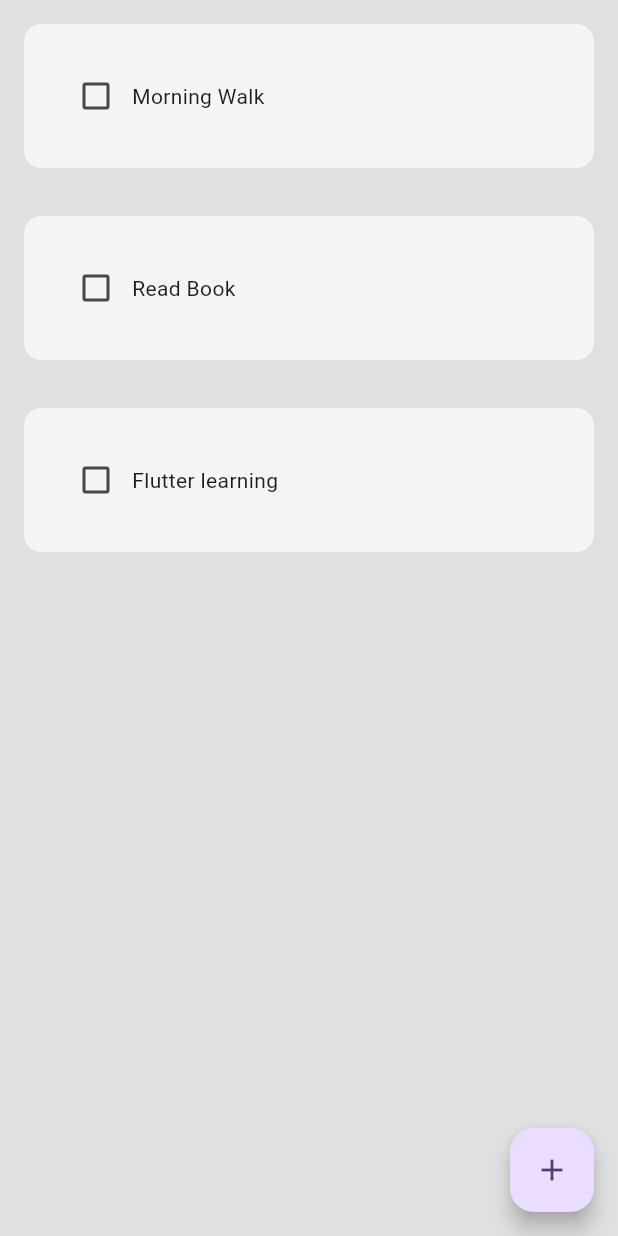
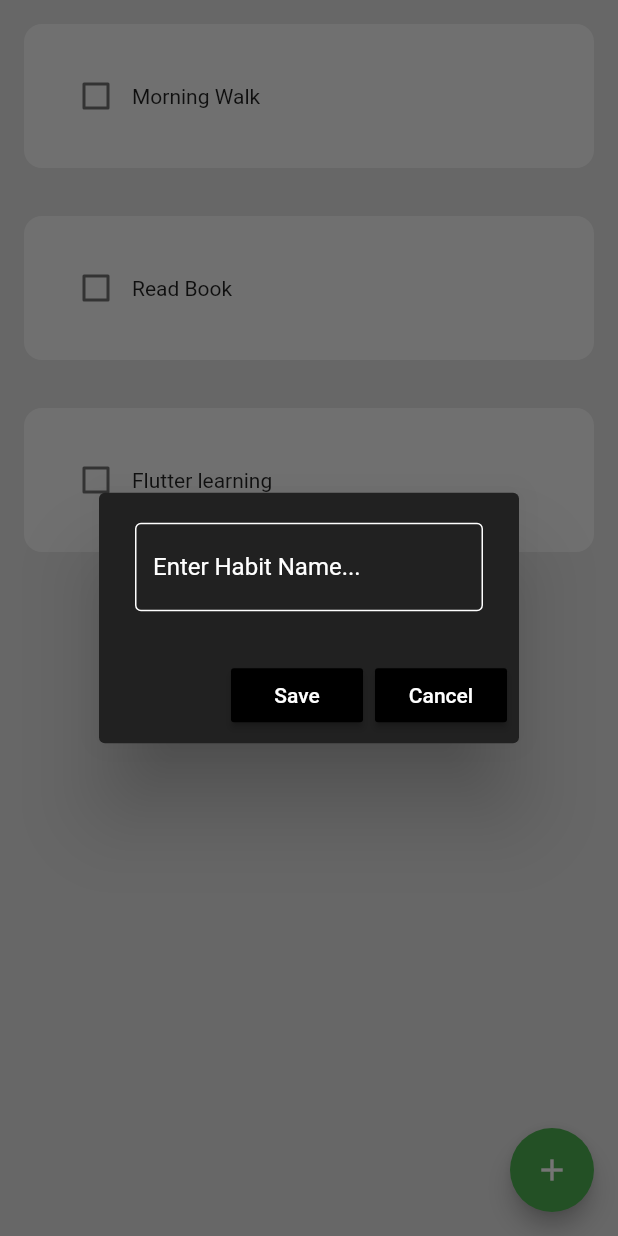
Before and after one commit to shimul53/Habit-Tracker, a Flutter app: the screen it shows after launch, after a tap on the "add" icon, on a phone screen of 412 x 824 dp. Run offline on Flutter 3.47's test engine with Material 2 defaults, Android fonts, the phone set to English and light mode, and no system bars; drawn by our look-alikes of flutter_slidable.

Commit message:
work on alert box

```diff
--- /dev/null
+++ b/lib/components/alert_box.dart
@@ -0,0 +1,38 @@
+import 'package:flutter/material.dart';
+class AlertBox extends StatelessWidget {
+  final controller;
+  final String hintText;
+  final VoidCallback onSave;
+  final VoidCallback onCancel;
+
+  const AlertBox({super.key,required this.controller, required this.onSave, required this.onCancel, required this.hintText});
+
+  @override
+  Widget build(BuildContext context) {
+    return  AlertDialog(
+      backgroundColor: Colors.grey[900],
+      content:  TextField(
+        controller: controller,
+        style: const TextStyle(color: Colors.white),
+         decoration:  InputDecoration(
+           hintText: hintText,
+          hintStyle: const TextStyle(color: Colors.white),
+          enabledBorder: const OutlineInputBorder(borderSide: BorderSide(color: Colors.white)),
+          focusedBorder: const OutlineInputBorder(borderSide: BorderSide(color: Colors.white)),
+      ),
+      ),
+      actions: [
+        MaterialButton(
+          onPressed:onSave,
+          color: Colors.black,
+          child: const Text("Save",style: TextStyle(color: Colors.white),),
+        ),
+        MaterialButton(
+          onPressed:onCancel,
+          color: Colors.black,
+          child: const Text("Cancel",style: TextStyle(color: Colors.white),),
+        ),
+      ],
+    );
+  }
+}
--- a/lib/components/create_habit_fab.dart
+++ b/lib/components/create_habit_fab.dart
@@ -1,12 +1,13 @@
 import 'package:flutter/material.dart';
 
 class CreateHabitFloatingActionButton extends StatelessWidget {
-  const CreateHabitFloatingActionButton({super.key});
+  final Function()? onPressed;
+  const CreateHabitFloatingActionButton({super.key,required this.onPressed});
 
   @override
   Widget build(BuildContext context) {
     return  FloatingActionButton(
-        onPressed: (){},
+        onPressed: onPressed,
         child: const Icon(Icons.add),
     );
   }
--- a/lib/components/habit_tile.dart
+++ b/lib/components/habit_tile.dart
@@ -1,17 +1,41 @@
 import 'package:flutter/material.dart';
+import 'package:flutter_slidable/flutter_slidable.dart';
 class HabitTile extends StatelessWidget {
   final String habitName;
   final bool habitCompleted;
   final Function(bool?)? onChange;
+  final Function(BuildContext)? settingsTapped;
+  final Function(BuildContext)? deleteTapped;
+
   const HabitTile({super.key,
     required this.habitName,
     required this.habitCompleted,
-    required this.onChange});
+    required this.onChange, required this.settingsTapped, required this.deleteTapped});
 
   @override
   Widget build(BuildContext context) {
     return  Padding(
-      padding: EdgeInsets.all(16.0),
+      padding: const EdgeInsets.all(16.0),
+      child: Slidable(
+        endActionPane:  ActionPane(
+          motion: const StretchMotion(),
+          children: [
+            const SizedBox(width: 5,),
+            //settings option
+            SlidableAction(onPressed: settingsTapped,
+              backgroundColor: Colors.grey.shade800,
+              icon: Icons.settings,
+              borderRadius: BorderRadius.circular(12),
+            ),
+           const SizedBox(width: 5,),
+            //delete action
+            SlidableAction(onPressed:deleteTapped,
+              backgroundColor: Colors.red.shade400,
+              icon: Icons.delete,
+              borderRadius: BorderRadius.circular(12),
+            ),
+          ],),
+
         child: Container(
           padding: EdgeInsets.all(24),
           decoration: BoxDecoration(
@@ -28,6 +52,7 @@ class HabitTile extends StatelessWidget {
             ],
           ),
         ),
+      ),
     );
   }
 }
--- a/lib/main.dart
+++ b/lib/main.dart
@@ -16,9 +16,7 @@ class MyApp extends StatelessWidget {
       debugShowCheckedModeBanner: false,
       title: 'Flutter Demo',
       theme: ThemeData(
-
-        colorScheme: ColorScheme.fromSeed(seedColor: Colors.deepPurple),
-        useMaterial3: true,
+        primarySwatch: Colors.green
       ),
       home: const HomePage(),
     );
--- a/lib/pages/home_page.dart
+++ b/lib/pages/home_page.dart
@@ -2,6 +2,7 @@ import 'package:flutter/material.dart';
 import 'package:habit_traker_app/components/habit_tile.dart';
 
 import '../components/create_habit_fab.dart';
+import '../components/alert_box.dart';
 class HomePage extends StatefulWidget {
   const HomePage({super.key});
 
@@ -27,14 +28,62 @@ class _HomePageState extends State<HomePage> {
   }
 
   //create a new habit
+  final _newHabitNameController = TextEditingController();
   void createNewHabit(){
+   //show alert dialog for user to enter the new habit details
+    showDialog(context: context, builder: (context){
+        return AlertBox(controller: _newHabitNameController,onSave: saveNewHabit,onCancel: cancelDialogBox,hintText: "Enter Habit Name...",);
+    });
+  }
 
+  //save new habit
+ void saveNewHabit(){
+    //add new habit to todays habit list
+   setState(() {
+     todaysHabitList.add([_newHabitNameController.text,false]);
+   });
+
+   //clear textField
+   _newHabitNameController.clear();
+   //pop dialog box
+   Navigator.of(context).pop();
+ }
+  //cancel new habit
+  void cancelDialogBox(){
+    //clear textField
+    _newHabitNameController.clear();
+    //pop dialog box
+    Navigator.of(context).pop();
   }
+
+  //open habit settings to edit
+  void openHabitSettings(int index){
+    showDialog(context: context, builder: (context){
+      return AlertBox(controller: _newHabitNameController, onSave: () => saveExistingHabit(index), onCancel: cancelDialogBox,hintText: todaysHabitList[index][0],);
+    });
+  }
+
+  //save existing habit with a new name
+  void saveExistingHabit(int index){
+   setState(() {
+     todaysHabitList[index][0] = _newHabitNameController.text;
+   });
+   _newHabitNameController.clear();
+   Navigator.pop(context);
+  }
+
+  //delete habit
+  void deleteHabit (int index){
+    setState(() {
+      todaysHabitList.removeAt(index);
+    });
+  }
+
   @override
   Widget build(BuildContext context) {
     return  Scaffold(
       backgroundColor: Colors.grey[300],
-      floatingActionButton: const CreateHabitFloatingActionButton(),
+      floatingActionButton:  CreateHabitFloatingActionButton(onPressed:createNewHabit,),
       body: ListView.builder(
         itemCount: todaysHabitList.length,
           itemBuilder: (context,index){
@@ -42,6 +91,8 @@ class _HomePageState extends State<HomePage> {
           habitName: todaysHabitList[index][0],
           habitCompleted: todaysHabitList[index][1],
           onChange: (value)=> checkBoxTapped(value,index),
+          settingsTapped: (context) => openHabitSettings(index),
+          deleteTapped: (context) =>  deleteHabit(index),
         );
       })
 
--- a/pubspec.yaml
+++ b/pubspec.yaml
@@ -35,6 +35,7 @@ dependencies:
   # The following adds the Cupertino Icons font to your application.
   # Use with the CupertinoIcons class for iOS style icons.
   cupertino_icons: ^1.0.2
+  flutter_slidable: ^3.0.0
 
 dev_dependencies:
   flutter_test:
```
Also changed, not shown: pubspec.lock. Lines whose indentation alone changed are shown as unchanged.
